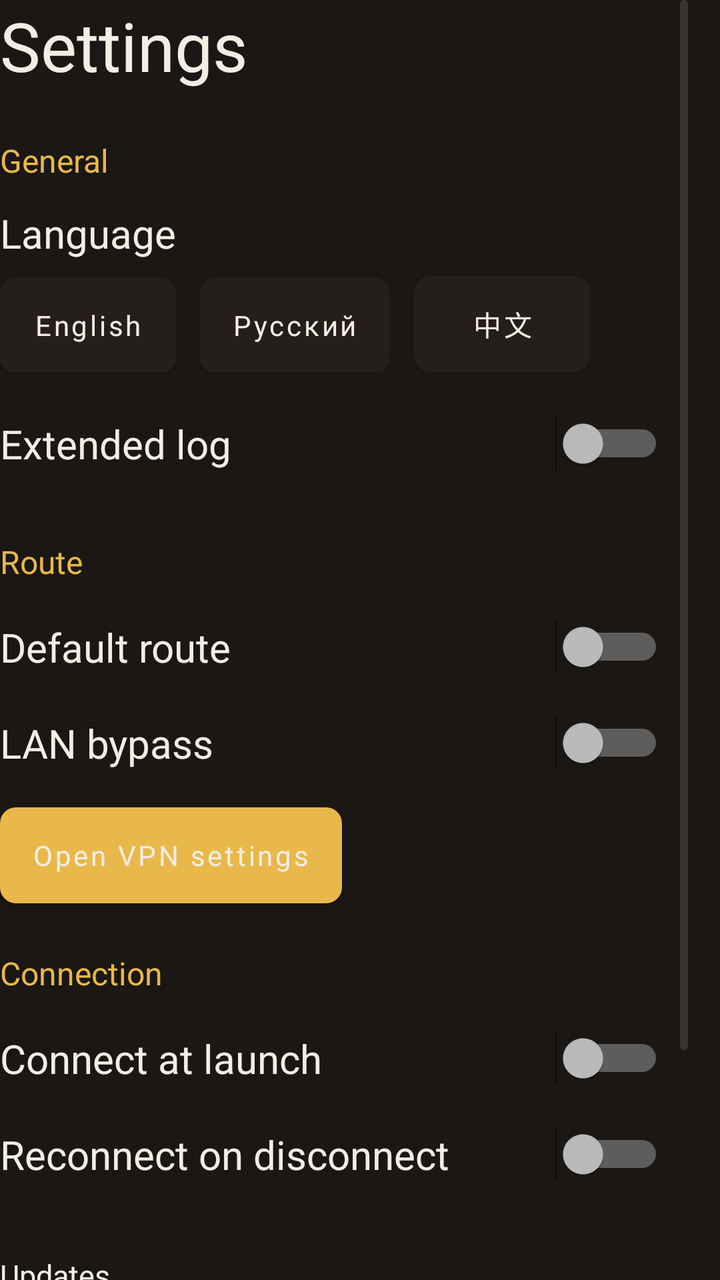
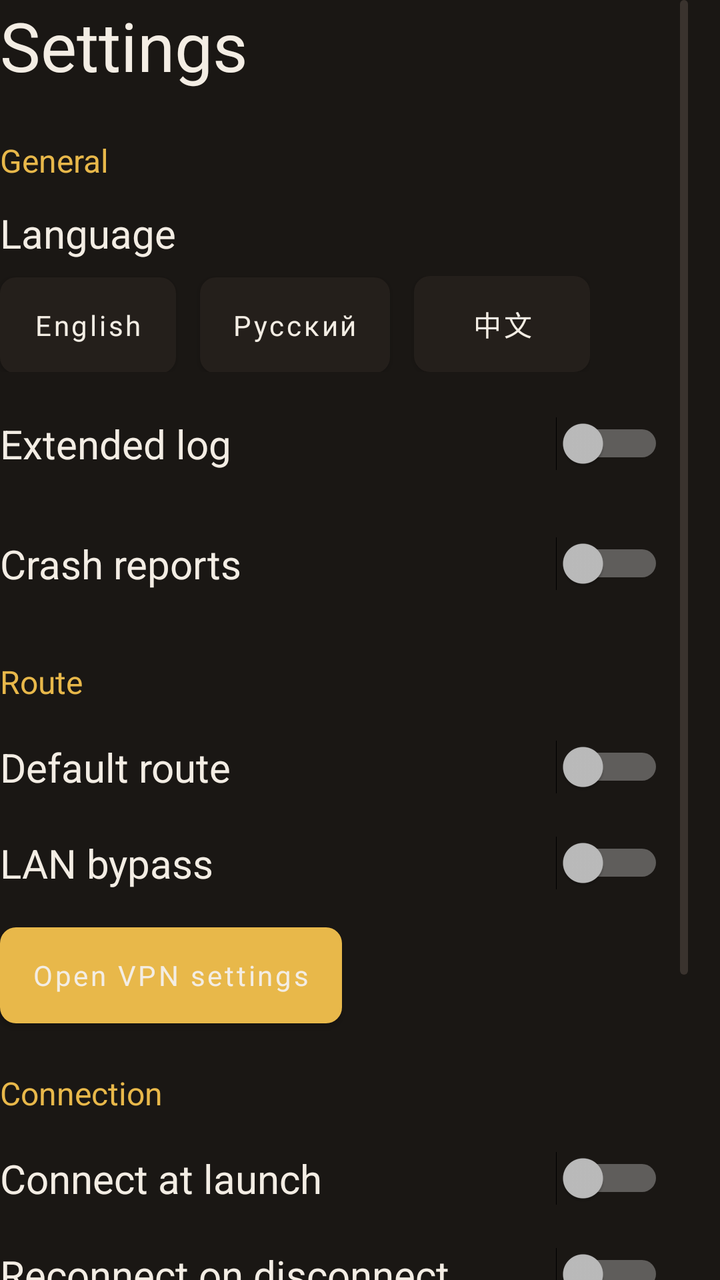

Before-and-after screenshots of an Android layout around one commit, followed by the original layout XML and the change that was made.
<!-- AndroidManifest.xml: another module's application theme Theme.Loft -->
<!-- res/layout/pane_tv_settings.xml -->
<?xml version="1.0" encoding="utf-8"?>
<ScrollView xmlns:android="http://schemas.android.com/apk/res/android"
    xmlns:app="http://schemas.android.com/apk/res-auto"
    android:layout_width="match_parent"
    android:layout_height="match_parent"
    android:clipToPadding="false"
    android:fadeScrollbars="false"
    android:paddingEnd="16dp"
    android:scrollbarSize="4dp"
    android:scrollbarStyle="insideInset"
    android:scrollbarThumbVertical="@drawable/tv_scroll_thumb">

    <LinearLayout
        android:layout_width="match_parent"
        android:layout_height="wrap_content"
        android:orientation="vertical"
        android:paddingEnd="8dp"
        android:paddingBottom="24dp">

        <TextView
            android:layout_width="wrap_content"
            android:layout_height="wrap_content"
            android:text="@string/settings"
            android:textColor="@color/snow"
            android:textSize="34sp" />

        <TextView
            android:layout_width="wrap_content"
            android:layout_height="wrap_content"
            android:layout_marginTop="24dp"
            android:text="@string/general"
            android:textColor="@color/lamp"
            android:textSize="16sp" />

        <TextView
            android:layout_width="wrap_content"
            android:layout_height="wrap_content"
            android:layout_marginTop="12dp"
            android:text="@string/language"
            android:textColor="@color/snow"
            android:textSize="20sp" />

        <LinearLayout
            android:id="@+id/lang_row"
            android:layout_width="wrap_content"
            android:layout_height="wrap_content"
            android:layout_marginTop="8dp"
            android:orientation="horizontal">

            <Button
                android:id="@+id/lang_en"
                android:layout_width="wrap_content"
                android:layout_height="wrap_content"
                android:background="@drawable/tv_focus"
                android:backgroundTint="@null"
                android:minHeight="48dp"
                android:text="@string/lang_en"
                android:textAllCaps="false"
                android:textColor="@color/snow"
                app:backgroundTint="@null" />

            <Button
                android:id="@+id/lang_ru"
                android:layout_width="wrap_content"
                android:layout_height="wrap_content"
                android:layout_marginStart="12dp"
                android:background="@drawable/tv_focus"
                android:backgroundTint="@null"
                android:minHeight="48dp"
                android:text="@string/lang_ru"
                android:textAllCaps="false"
                android:textColor="@color/snow"
                app:backgroundTint="@null" />

            <Button
                android:id="@+id/lang_zh"
                android:layout_width="wrap_content"
                android:layout_height="wrap_content"
                android:layout_marginStart="12dp"
                android:background="@drawable/tv_focus"
                android:backgroundTint="@null"
                android:minHeight="48dp"
                android:text="@string/lang_zh"
                android:textAllCaps="false"
                android:textColor="@color/snow"
                app:backgroundTint="@null" />
        </LinearLayout>

        <LinearLayout
            android:layout_width="match_parent"
            android:layout_height="wrap_content"
            android:layout_marginTop="12dp"
            android:gravity="center_vertical"
            android:minHeight="48dp"
            android:orientation="horizontal">

            <TextView
                android:layout_width="0dp"
                android:layout_height="wrap_content"
                android:layout_weight="1"
                android:paddingEnd="16dp"
                android:text="@string/extended_log"
                android:textColor="@color/snow"
                android:textSize="20sp" />

            <Switch
                android:id="@+id/sw_log"
                android:layout_width="wrap_content"
                android:layout_height="wrap_content"
                android:showText="false" />
        </LinearLayout>

        <TextView
            android:layout_width="wrap_content"
            android:layout_height="wrap_content"
            android:layout_marginTop="24dp"
            android:text="@string/route_group"
            android:textColor="@color/lamp"
            android:textSize="16sp" />

        <LinearLayout
            android:layout_width="match_parent"
            android:layout_height="wrap_content"
            android:layout_marginTop="8dp"
            android:gravity="center_vertical"
            android:minHeight="48dp"
            android:orientation="horizontal">

            <TextView
                android:layout_width="0dp"
                android:layout_height="wrap_content"
                android:layout_weight="1"
                android:paddingEnd="16dp"
                android:text="@string/default_route"
                android:textColor="@color/snow"
                android:textSize="20sp" />

            <Switch
                android:id="@+id/sw_default"
                android:layout_width="wrap_content"
                android:layout_height="wrap_content"
                android:showText="false" />
        </LinearLayout>

        <LinearLayout
            android:layout_width="match_parent"
            android:layout_height="wrap_content"
            android:gravity="center_vertical"
            android:minHeight="48dp"
            android:orientation="horizontal">

            <TextView
                android:layout_width="0dp"
                android:layout_height="wrap_content"
                android:layout_weight="1"
                android:paddingEnd="16dp"
                android:text="@string/lan_bypass"
                android:textColor="@color/snow"
                android:textSize="20sp" />

            <Switch
                android:id="@+id/sw_lan"
                android:layout_width="wrap_content"
                android:layout_height="wrap_content"
                android:showText="false" />
        </LinearLayout>

        <Button
            android:id="@+id/open_vpn"
            android:layout_width="wrap_content"
            android:layout_height="wrap_content"
            android:layout_marginTop="8dp"
            android:background="@drawable/tv_focus"
            android:minHeight="48dp"
            android:text="@string/open_sys"
            android:textAllCaps="false"
            android:textColor="@color/snow" />

        <TextView
            android:layout_width="wrap_content"
            android:layout_height="wrap_content"
            android:layout_marginTop="24dp"
            android:text="@string/conn_group"
            android:textColor="@color/lamp"
            android:textSize="16sp" />

        <LinearLayout
            android:layout_width="match_parent"
            android:layout_height="wrap_content"
            android:layout_marginTop="8dp"
            android:gravity="center_vertical"
            android:minHeight="48dp"
            android:orientation="horizontal">

            <TextView
                android:layout_width="0dp"
                android:layout_height="wrap_content"
                android:layout_weight="1"
                android:paddingEnd="16dp"
                android:text="@string/auto"
                android:textColor="@color/snow"
                android:textSize="20sp" />

            <Switch
                android:id="@+id/sw_auto"
                android:layout_width="wrap_content"
                android:layout_height="wrap_content"
                android:showText="false" />
        </LinearLayout>

        <LinearLayout
            android:layout_width="match_parent"
            android:layout_height="wrap_content"
            android:gravity="center_vertical"
            android:minHeight="48dp"
            android:orientation="horizontal">

            <TextView
                android:layout_width="0dp"
                android:layout_height="wrap_content"
                android:layout_weight="1"
                android:paddingEnd="16dp"
                android:text="@string/reconnect"
                android:textColor="@color/snow"
                android:textSize="20sp" />

            <Switch
                android:id="@+id/sw_re"
                android:layout_width="wrap_content"
                android:layout_height="wrap_content"
                android:showText="false" />
        </LinearLayout>

        <include layout="@layout/row_channel" />

        <LinearLayout
            android:layout_width="wrap_content"
            android:layout_height="wrap_content"
            android:layout_marginTop="32dp"
            android:orientation="horizontal">

            <Button
                android:id="@+id/go_log"
                android:layout_width="wrap_content"
                android:layout_height="wrap_content"
                android:background="@drawable/tv_focus"
                android:minHeight="48dp"
                android:text="@string/log"
                android:textAllCaps="false"
                android:textColor="@color/snow" />

            <Button
                android:id="@+id/go_about"
                android:layout_width="wrap_content"
                android:layout_height="wrap_content"
                android:layout_marginStart="16dp"
                android:background="@drawable/tv_focus"
                android:minHeight="48dp"
                android:text="@string/about"
                android:textAllCaps="false"
                android:textColor="@color/snow" />
        </LinearLayout>
    </LinearLayout>
</ScrollView>
<!-- res/layout/row_channel.xml (included above) -->
<?xml version="1.0" encoding="utf-8"?>
<LinearLayout xmlns:android="http://schemas.android.com/apk/res/android"
    android:layout_width="match_parent"
    android:layout_height="wrap_content"
    android:layout_marginTop="16dp"
    android:background="@drawable/bg_setrow"
    android:gravity="center_vertical"
    android:orientation="horizontal"
    android:paddingTop="12dp"
    android:paddingBottom="12dp">

    <LinearLayout
        android:layout_width="0dp"
        android:layout_height="wrap_content"
        android:layout_weight="1"
        android:orientation="vertical"
        android:paddingRight="12dp">

        <TextView
            android:layout_width="match_parent"
            android:layout_height="wrap_content"
            android:includeFontPadding="false"
            android:text="@string/channel_update"
            android:textAppearance="@style/TextAppearance.Loft.RowK"
            android:textColor="@color/snow" />

        <TextView
            android:id="@+id/channel_status"
            android:layout_width="match_parent"
            android:layout_height="wrap_content"
            android:layout_marginTop="2dp"
            android:includeFontPadding="false"
            android:lineSpacingMultiplier="1.35"
            android:text="@string/channel_update_d"
            android:textAppearance="@style/TextAppearance.Loft.RowS"
            android:textColor="@color/mute" />
    </LinearLayout>

    <Button
        android:id="@+id/btn_channel"
        style="@style/Widget.Loft.GhostSm"
        android:layout_width="wrap_content"
        android:layout_height="wrap_content"
        android:text="@string/channel_check" />
</LinearLayout>
<!-- resources referenced by this layout -->
<resources>
  <color name="lamp">#E8B84A</color>
  <color name="mute">#8A7E72</color>
  <color name="snow">#F3EDE4</color>
  <!-- drawable bg_setrow (drawable) -->
  <?xml version="1.0" encoding="utf-8"?>
  <layer-list xmlns:android="http://schemas.android.com/apk/res/android">
      <item android:gravity="bottom">
          <shape android:shape="rectangle">
              <size android:height="1dp" />
              <solid android:color="@color/line" />
          </shape>
      </item>
  </layer-list>
  <!-- drawable tv_scroll_thumb (drawable) -->
  <?xml version="1.0" encoding="utf-8"?>
  <shape xmlns:android="http://schemas.android.com/apk/res/android" android:shape="rectangle">
      <solid android:color="@color/slate" />
      <corners android:radius="2dp" />
      <size android:width="4dp" />
  </shape>
  <string name="about">About</string>
  <string name="auto">Connect at launch</string>
  <string name="channel_check">Check</string>
  <string name="channel_update">Updates</string>
  <string name="channel_update_d">GitHub. Allow installs once, then it updates itself.</string>
  <string name="conn_group">Connection</string>
  <string name="default_route">Default route</string>
  <string name="extended_log">Extended log</string>
  <string name="general">General</string>
  <string name="lan_bypass">LAN bypass</string>
  <string name="lang_en">English</string>
  <string name="lang_ru">Русский</string>
  <string name="lang_zh">中文</string>
  <string name="language">Language</string>
  <string name="log">Log</string>
  <string name="open_sys">Open VPN settings</string>
  <string name="reconnect">Reconnect on disconnect</string>
  <string name="route_group">Route</string>
  <string name="settings">Settings</string>
  <style name="TextAppearance.Loft.RowK" parent="">
          <item name="android:textSize">15sp</item>
          <item name="android:fontFamily">sans-serif</item>
          <item name="android:textColor">@color/snow</item>
          <item name="android:includeFontPadding">false</item>
      </style>
  <style name="TextAppearance.Loft.RowS" parent="">
          <item name="android:textSize">13sp</item>
          <item name="android:fontFamily">sans-serif</item>
          <item name="android:textColor">@color/mute</item>
          <item name="android:includeFontPadding">false</item>
      </style>
  <color name="line">#26F3EDE4</color>
  <color name="ink2">#241F1B</color>
  <color name="slate">#3A332E</color>
  <color name="lamp22">#38E8B84A</color>
  <color name="ink">#1A1714</color>
  <color name="copper">#C67B3A</color>
  <color name="err">#E24B4B</color>
  <style name="Widget.Loft.Sheet" parent="Widget.MaterialComponents.BottomSheet">
          <item name="backgroundTint">@color/ink2</item>
          <item name="shapeAppearance">@style/Shape.Loft.Sheet</item>
      </style>
  <color name="ink0">#181512</color>
  <style name="TextAppearance.Loft.Nav" parent="">
          <item name="android:textSize">12sp</item>
          <item name="android:fontFamily">sans-serif-medium</item>
          <item name="android:textAllCaps">false</item>
          <item name="android:letterSpacing">0.01</item>
      </style>
  <style name="Widget.Loft.NavIndicator" parent="">
          <item name="android:color">@color/lamp22</item>
          <item name="android:width">62dp</item>
          <item name="android:height">30dp</item>
          <item name="shapeAppearance">@style/Shape.Loft.NavPill</item>
      </style>
  <style name="Shape.Loft.Sheet" parent="">
          <item name="cornerFamily">rounded</item>
          <item name="cornerSizeTopLeft">16dp</item>
          <item name="cornerSizeTopRight">16dp</item>
          <item name="cornerSizeBottomLeft">0dp</item>
          <item name="cornerSizeBottomRight">0dp</item>
      </style>
  <style name="Shape.Loft.NavPill" parent="">
          <item name="cornerFamily">rounded</item>
          <item name="cornerSize">16dp</item>
      </style>
  <!-- unchanged entries left out for length: 5 -->
</resources>

<!-- the commit's change to res/layout/pane_tv_settings.xml (unified diff, before → after) -->
@@ -105,6 +105,31 @@
 
             <Switch
                 android:id="@+id/sw_log"
+                android:layout_width="wrap_content"
+                android:layout_height="wrap_content"
+                android:showText="false" />
+        </LinearLayout>
+
+        <LinearLayout
+            android:id="@+id/row_crash"
+            android:layout_width="match_parent"
+            android:layout_height="wrap_content"
+            android:layout_marginTop="12dp"
+            android:gravity="center_vertical"
+            android:minHeight="48dp"
+            android:orientation="horizontal">
+
+            <TextView
+                android:layout_width="0dp"
+                android:layout_height="wrap_content"
+                android:layout_weight="1"
+                android:paddingEnd="16dp"
+                android:text="@string/crash_report"
+                android:textColor="@color/snow"
+                android:textSize="20sp" />
+
+            <Switch
+                android:id="@+id/sw_crash"
                 android:layout_width="wrap_content"
                 android:layout_height="wrap_content"
                 android:showText="false" />
<!-- resource entries referenced after the edit -->
@@ -26,6 +26,7 @@
   <string name="channel_update">Updates</string>
   <string name="channel_update_d">GitHub. Allow installs once, then it updates itself.</string>
   <string name="conn_group">Connection</string>
+  <string name="crash_report">Crash reports</string>
   <string name="default_route">Default route</string>
   <string name="extended_log">Extended log</string>
   <string name="general">General</string>
